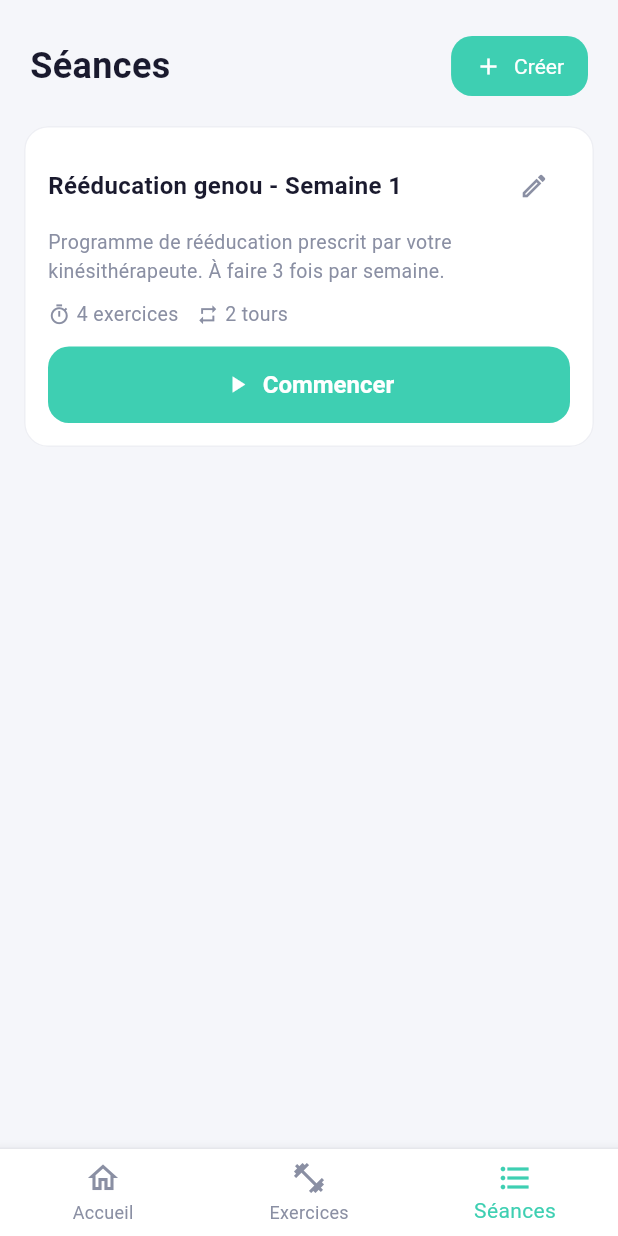
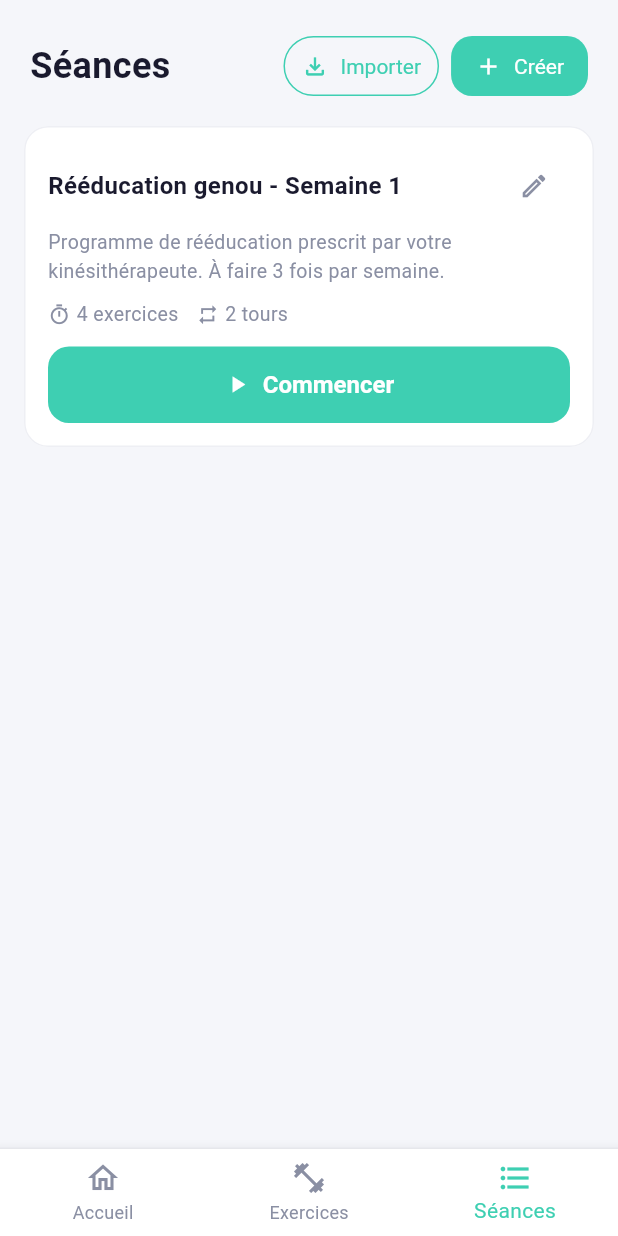
Before and after one commit to geogeocutcut/MyCoachTraining, a Flutter app: the screen it shows after launch, after a tap on "Tout voir >", on a phone screen of 412 x 824 dp. Run offline on Flutter 3.47's test engine with Material 3 defaults, Android fonts, the light colour scheme and no system bars; our stand-ins replace audioplayers, file_picker, flutter_local_notifications, image_picker, share_plus, shared_preferences and 2 more.

Commit message:
Feat [Paratage] : ajout de la fonctionnalité de partage de séance

```diff
--- a/lib/main.dart
+++ b/lib/main.dart
@@ -1,10 +1,14 @@
 // lib/main.dart
+import 'dart:io';
+
 import 'package:flutter/material.dart';
 import 'package:provider/provider.dart';
 import 'services/data_store.dart';
 import 'services/workout_notification_service.dart';
 import 'theme/app_theme.dart';
 import 'screens/splash_screen.dart'; // Import du nouveau splash screen
+import 'package:uni_links/uni_links.dart'; // ← Import indispensable
+import 'services/session_io_service.dart';
 
 void main() async {
   WidgetsFlutterBinding.ensureInitialized();
@@ -19,9 +23,8 @@ void main() async {
   );
 }
 
-class MyCoachTrainingApp extends StatelessWidget {
+class MyCoachTrainingApp extends StatefulWidget {
   const MyCoachTrainingApp({super.key});
-
   @override
   Widget build(BuildContext context) {
     return MaterialApp(
@@ -31,4 +34,82 @@ class MyCoachTrainingApp extends StatelessWidget {
       home: const SplashScreen(),
     );
   }
+  @override
+  State<MyCoachTrainingApp> createState() => _MyCoachTrainingAppState();
 }
+
+class _MyCoachTrainingAppState extends State<MyCoachTrainingApp> {
+  @override
+  void initState() {
+    super.initState();
+    // Activer l'écoute des fichiers ouverts depuis l'extérieur (WhatsApp, etc.)
+    _initIncomingLinks();
+  }
+
+  /// Initialise la capture des liens/fichiers externes
+  Future<void> _initIncomingLinks() async {
+    final store = context.read<DataStore>();
+
+    // CAS 1 : L'application était COMPLÈTEMENT FERMÉE et s'ouvre via le fichier
+    try {
+      final initialUri = await getInitialUri();
+      if (initialUri != null) {
+        _handleIncomingFile(initialUri, store);
+      }
+    } catch (e) {
+      print("Erreur lors de l'interception initiale : $e");
+    }
+
+    // CAS 2 : L'application était en ARRIÈRE-PLAN et le fichier la réveille
+    uriLinkStream.listen((Uri? uri) {
+      if (uri != null) {
+        _handleIncomingFile(uri, store);
+      }
+    }, onError: (Object err) {
+      print("Erreur du flux de liens : $err");
+    });
+  }
+
+  /// Lit et importe le fichier de session reçu
+  Future<void> _handleIncomingFile(Uri uri, DataStore store) async {
+    try {
+      // Sur Android, le chemin du fichier peut être encapsulé dans une Uri de type file:// ou content://
+      final String filePath = uri.toFilePath();
+      final file = File(filePath);
+
+      if (await file.exists()) {
+        final String jsonContent = await file.readAsString();
+
+        // Utilise ta méthode existante pour décoder la chaîne de caractères brute (JSON) en objet Session
+        // Par exemple si tu as une méthode comme SessionIoService.decodeSession ou Session.fromJson
+        final session = SessionIOService.decodeSession(jsonContent);
+
+        // Ajoute la séance au DataStore (ce qui mettra à jour l'UI automatiquement via Provider)
+        await store.addSession(session);
+
+        // Affiche une confirmation à l'écran
+        if (mounted) {
+          ScaffoldMessenger.of(context).showSnackBar(
+            SnackBar(
+              content: Text('🎉 Séance "${session.name}" importée avec succès !'),
+              backgroundColor: Colors.teal,
+              duration: const Duration(seconds: 4),
+            ),
+          );
+        }
+      }
+    } catch (e) {
+      print("Échec de l'importation de la séance externe : $e");
+    }
+  }
+
+  @override
+  Widget build(BuildContext context) {
+    return MaterialApp(
+      title: 'MyCoachTraining',
+      theme: buildAppTheme(),
+      debugShowCheckedModeBanner: false,
+      home: const SplashScreen(),
+    );
+  }
+}
--- a/lib/screens/sessions_screen.dart
+++ b/lib/screens/sessions_screen.dart
@@ -1,7 +1,10 @@
 // lib/screens/sessions_screen.dart
 import 'package:flutter/material.dart';
 import 'package:provider/provider.dart';
+import 'dart:io';
+import 'package:file_picker/file_picker.dart';
 import '../services/data_store.dart';
+import '../services/session_io_service.dart';
 import '../theme/app_theme.dart';
 import 'new_session_screen.dart';
 import 'edit_session_screen.dart';
@@ -29,6 +32,31 @@ class SessionsScreen extends StatelessWidget {
                       fontWeight: FontWeight.bold,
                       color: AppColors.textDark),
                 ),
+                Row(
+                  children: [
+                    OutlinedButton.icon(
+                      onPressed: () async {
+                        final result = await FilePicker.platform.pickFiles(
+                          type: FileType.custom,
+                          allowedExtensions: ['mct'],
+                        );
+                        if (result != null && result.files.single.path != null) {
+                          final store = context.read<DataStore>();
+                          await SessionIOService.importSession(
+                              context, result.files.single.path!, store);
+                        }
+                      },
+                      icon: const Icon(Icons.file_download_outlined, size: 18),
+                      label: const Text('Importer'),
+                      style: OutlinedButton.styleFrom(
+                        foregroundColor: AppColors.teal,
+                        side: const BorderSide(color: AppColors.teal),
+                        padding: const EdgeInsets.symmetric(
+                            horizontal: 12, vertical: 10),
+                        textStyle: const TextStyle(fontSize: 14),
+                      ),
+                    ),
+                    const SizedBox(width: 8),
                     ElevatedButton.icon(
                       onPressed: () => Navigator.push(
                         context,
@@ -42,6 +70,8 @@ class SessionsScreen extends StatelessWidget {
                             horizontal: 16, vertical: 10),
                         textStyle: const TextStyle(fontSize: 14),
                       ),
+                    ),
+                  ],
                 ),
               ],
             ),
--- a/pubspec.yaml
+++ b/pubspec.yaml
@@ -22,6 +22,10 @@ dependencies:
   flutter_local_notifications: ^17.0.0
   wakelock_plus: ^1.3.1
   flutter_launcher_icons: ^0.13.1
+  share_plus: ^10.0.0
+  file_picker: ^8.0.0
+  receive_sharing_intent: ^1.8.0
+  uni_links: ^0.5.1
 
 dev_dependencies:
   flutter_test:
```
Also changed, not shown: lib/screens/edit_session_screen.dart (+20 -0 lines), lib/services/session_io_service.dart (added, +270 -0 lines). Lines whose indentation alone changed are shown as unchanged.
